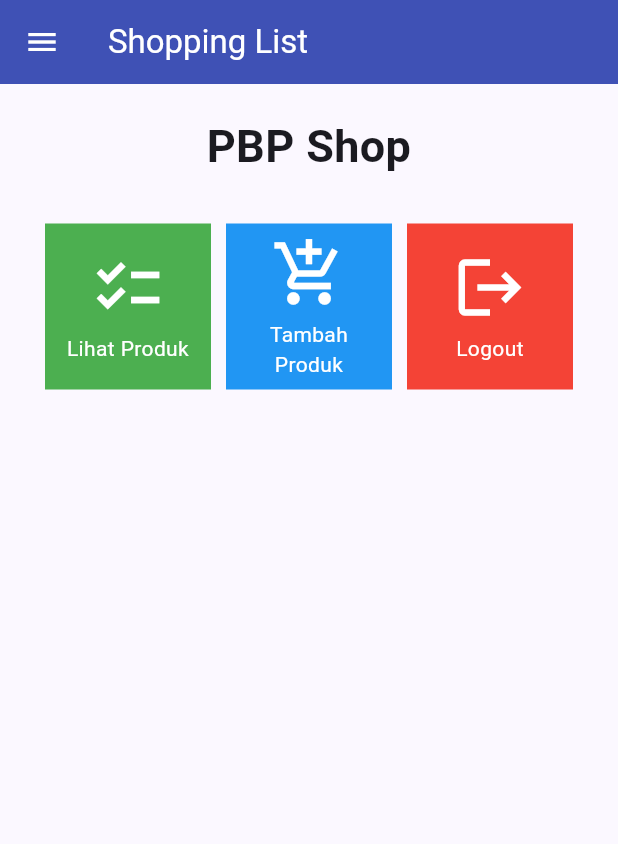
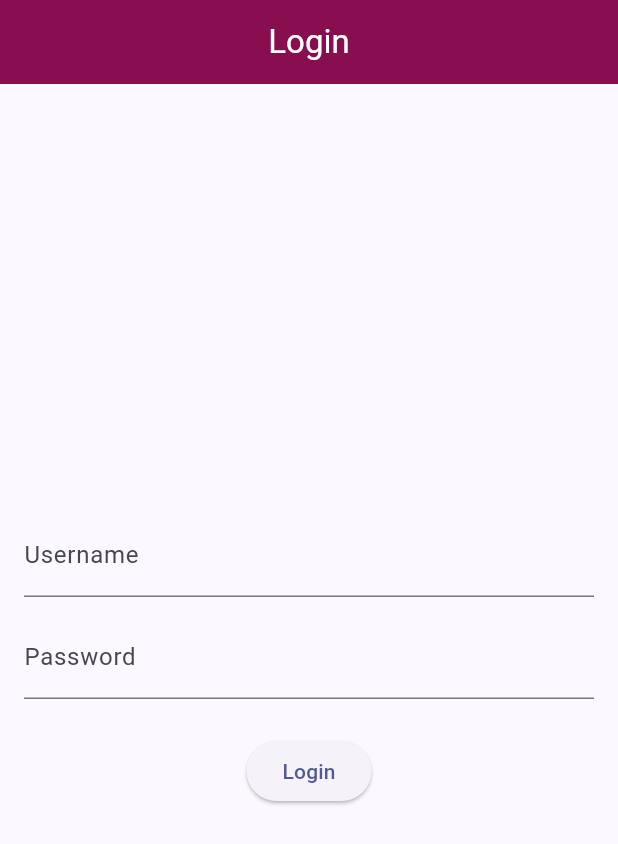
Before and after one commit to Melvarazr/flutterelva, a Flutter app: the screen it shows after launch, on a phone screen of 412 x 824 dp. Shown: the top 844 px of the screen. Run offline on Flutter 3.47's test engine with Material 2 defaults, Android fonts, the phone set to English and light mode, and no system bars; missing offline and left inert: pbp_django_auth.

Commit message:
Tutorial 8

```diff
--- a/lib/main.dart
+++ b/lib/main.dart
@@ -1,38 +1,30 @@
 import 'package:flutter/material.dart';
-import 'package:shopping_list/screens/menu.dart';
+import 'package:shopping_list/screens/login.dart';
+import 'package:provider/provider.dart';
+import 'package:pbp_django_auth/pbp_django_auth.dart';
 
 void main() {
   runApp(const MyApp());
 }
 
 class MyApp extends StatelessWidget {
-  const MyApp({super.key});
+  const MyApp({Key? key}) : super(key: key);
 
-  // This widget is the root of your application.
   @override
   Widget build(BuildContext context) {
-    return MaterialApp(
-      title: 'Flutter Demo',
-      theme: ThemeData(
-        // This is the theme of your application.
-        //
-        // TRY THIS: Try running your application with "flutter run". You'll see
-        // the application has a blue toolbar. Then, without quitting the app,
-        // try changing the seedColor in the colorScheme below to Colors.green
-        // and then invoke "hot reload" (save your changes or press the "hot
-        // reload" button in a Flutter-supported IDE, or press "r" if you used
-        // the command line to start the app).
-        //
-        // Notice that the counter didn't reset back to zero; the application
-        // state is not lost during the reload. To reset the state, use hot
-        // restart instead.
-        //
-        // This works for code too, not just values: Most code changes can be
-        // tested with just a hot reload.
-        colorScheme: ColorScheme.fromSeed(seedColor: Colors.indigo),
-        useMaterial3: true,
+    return Provider(
+      create: (_) {
+        CookieRequest request = CookieRequest();
+        return request;
+      },
+      child: MaterialApp(
+        title: 'Flutter App',
+        theme: ThemeData(
+          colorScheme: ColorScheme.fromSeed(seedColor: Colors.indigo),
+          useMaterial3: true,
+        ),
+        home: const LoginPage(),
       ),
-      home: MyHomePage(),
     );
   }
 }
--- /dev/null
+++ b/lib/screens/login.dart
@@ -0,0 +1,126 @@
+import 'package:shopping_list/screens/menu.dart';
+import 'package:flutter/material.dart';
+import 'package:pbp_django_auth/pbp_django_auth.dart';
+import 'package:provider/provider.dart';
+
+void main() {
+    runApp(const LoginApp());
+}
+
+class LoginApp extends StatelessWidget {
+const LoginApp({super.key});
+
+@override
+Widget build(BuildContext context) {
+    return MaterialApp(
+        title: 'Login',
+        theme: ThemeData(
+            primarySwatch: Colors.blue,
+    ),
+    home: const LoginPage(),
+    );
+    }
+}
+
+class LoginPage extends StatefulWidget {
+    const LoginPage({super.key});
+
+    @override
+    State<LoginPage> createState() {
+      return _LoginPageState();
+    }
+}
+
+class _LoginPageState extends State<LoginPage> {
+    final TextEditingController _usernameController = TextEditingController();
+    final TextEditingController _passwordController = TextEditingController();
+
+    @override
+    Widget build(BuildContext context) {
+        final request = context.watch<CookieRequest>();
+        return Scaffold(
+            appBar: AppBar(
+                title: const Center(
+                  child: Text('Login'),
+                ),
+                backgroundColor: Colors.pink.shade900,
+                foregroundColor: Colors.white,
+            ),
+            body: Container(
+                padding: const EdgeInsets.all(16.0),
+                child: Column(
+                    mainAxisAlignment: MainAxisAlignment.center,
+                    children: [
+                        TextField(
+                            controller: _usernameController,
+                            decoration: const InputDecoration(
+                                labelText: 'Username',
+                            ),
+                        ),
+                        const SizedBox(height: 12.0),
+                        TextField(
+                            controller: _passwordController,
+                            decoration: const InputDecoration(
+                                labelText: 'Password',
+                            ),
+                            obscureText: true,
+                        ),
+                        const SizedBox(height: 24.0),
+                        ElevatedButton(
+                            onPressed: () async {
+                                String username = _usernameController.text;
+                                String password = _passwordController.text;
+
+                                // Cek kredensial
+                                // Untuk menyambungkan Android emulator dengan Django pada localhost,
+                                // gunakan URL http://10.0.2.2/
+                                final response = await request.login("http://127.0.0.1:8000/auth/login/", {
+                                'username': username,
+                                'password': password,
+                                });
+
+                                if (request.loggedIn) {
+                                    if(context.mounted){
+
+                                      String message = response['message'];
+                                      String uname = response['username'];
+                                      Navigator.pushReplacement(
+                                          context,
+                                          MaterialPageRoute(builder: (context) => MyHomePage()),
+                                      );
+                                      ScaffoldMessenger.of(context)
+                                          ..hideCurrentSnackBar()
+                                          ..showSnackBar(
+                                              SnackBar(content: Text("$message Selamat datang, $uname.")));
+
+                                    }
+                                    } else {
+                                      if(context.mounted){
+                                        showDialog(
+                                            context: context,
+                                            builder: (context) => AlertDialog(
+                                                title: const Text('Login Gagal'),
+                                                content:
+                                                    Text(response['message']),
+                                                actions: [
+                                                    TextButton(
+                                                        child: const Text('OK'),
+                                                        onPressed: () {
+                                                            Navigator.pop(context);
+                                                        },
+                                                    ),
+                                                ],
+                                            ),
+                                        );
+
+                                      }
+                                }
+                            },
+                            child: const Text('Login'),
+                        ),
+                    ],
+                ),
+            ),
+        );
+    }
+}
--- a/lib/screens/menu.dart
+++ b/lib/screens/menu.dart
@@ -1,13 +1,8 @@
 import 'package:flutter/material.dart';
+import 'package:shopping_list/widgets/shop_card.dart';
 import 'package:shopping_list/widgets/left_drawer.dart';
-import 'package:shopping_list/widgets/shop_card.dart';
-
-class ShopItem {
-  final String name;
-  final IconData icon;
-
-  ShopItem(this.name, this.icon);
-}
+import 'package:pbp_django_auth/pbp_django_auth.dart';
+import 'package:provider/provider.dart';
 
 class MyHomePage extends StatelessWidget {
   MyHomePage({Key? key}) : super(key: key);
@@ -16,33 +11,22 @@ class MyHomePage extends StatelessWidget {
     ShopItem("Tambah Produk", Icons.add_shopping_cart),
     ShopItem("Logout", Icons.logout),
   ];
-  // This widget is the home page of your application. It is stateful, meaning
-  // that it has a State object (defined below) that contains fields that affect
-  // how it looks.
-
-  // This class is the configuration for the state. It holds the values (in this
-  // case the title) provided by the parent (in this case the App widget) and
-  // used by the build method of the State. Fields in a Widget subclass are
-  // always marked "final".
-
 
   @override
   Widget build(BuildContext context) {
-    // This method is rerun every time setState is called, for instance as done
-    // by the _incrementCounter method above.
-    //
-    // The Flutter framework has been optimized to make rerunning build methods
-    // fast, so that you can just rebuild anything that needs updating rather
-    // than having to individually change instances of widgets.
-    return Scaffold(
+    return Provider(
+      create: (_) {
+        CookieRequest request = CookieRequest();
+        return request;
+      },
+          child:Scaffold(
       appBar: AppBar(
         title: const Text(
           'Shopping List',
         ),
-        backgroundColor: Colors.indigo,
+        backgroundColor: Colors.pink.shade900,
         foregroundColor: Colors.white,
       ),
-      // Masukkan drawer sebagai parameter nilai drawer dari widget Scaffold
       drawer: const LeftDrawer(),
       body: SingleChildScrollView(
         // Widget wrapper yang dapat discroll
@@ -81,6 +65,8 @@ class MyHomePage extends StatelessWidget {
           ),
         ),
       ),
+    )
     );
+
   }
 }
--- a/pubspec.yaml
+++ b/pubspec.yaml
@@ -35,6 +35,9 @@ dependencies:
   # The following adds the Cupertino Icons font to your application.
   # Use with the CupertinoIcons class for iOS style icons.
   cupertino_icons: ^1.0.2
+  provider: ^6.1.1
+  pbp_django_auth: ^0.3.1
+  http: ^0.13.6
 
 dev_dependencies:
   flutter_test:
```
Also changed, not shown: lib/models/product.dart (added, +65 -0 lines), lib/screens/list_product.dart (added, +94 -0 lines), lib/screens/shoplist_form.dart (+60 -41 lines), lib/widgets/left_drawer.dart (+27 -11 lines), lib/widgets/shop_card.dart (+64 -15 lines), pubspec.lock, 2 other files.
